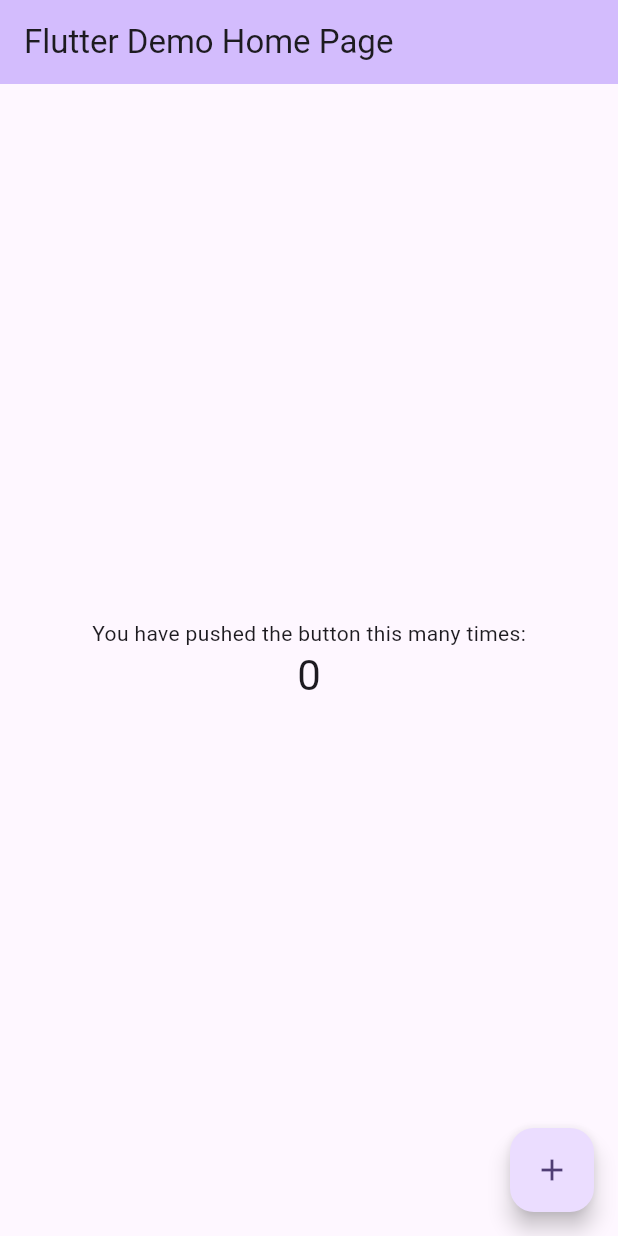
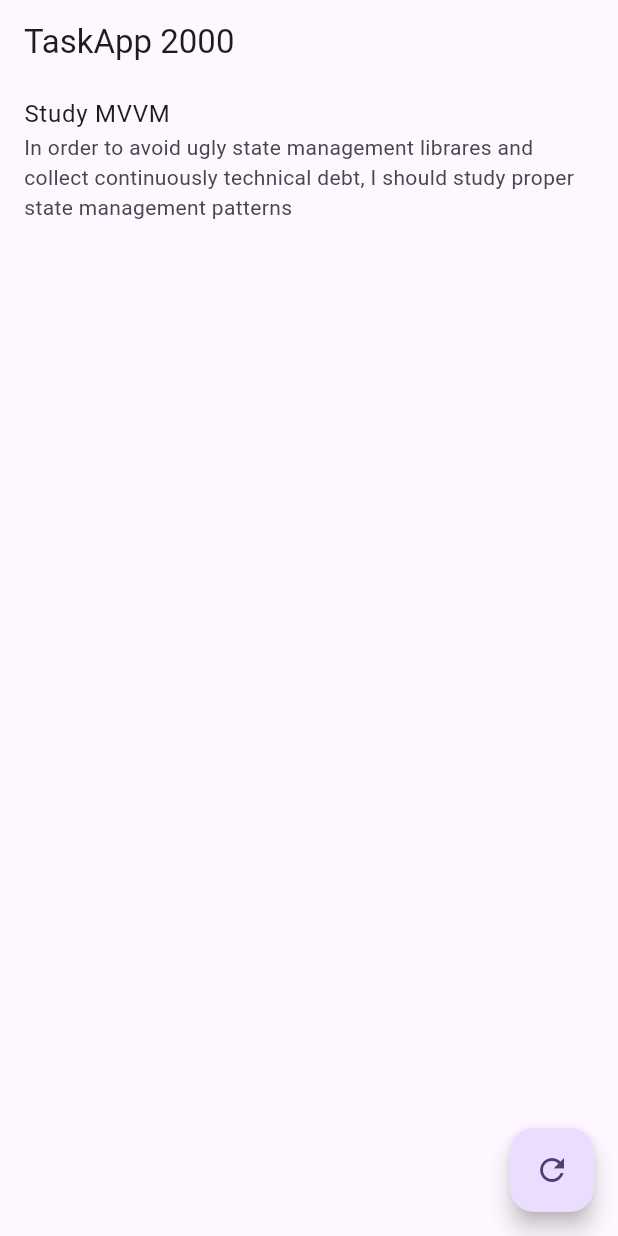
Before and after one commit to anorld-droid/pure_mvvm, a Flutter app: the screen it shows after launch, on a phone screen of 412 x 824 dp. Run offline on Flutter 3.47's test engine with Material 2 defaults, Android fonts, the phone set to English and light mode, and no system bars.

Commit message:
Built the UI and TaskViewModel and Events.

```diff
--- a/lib/main.dart
+++ b/lib/main.dart
@@ -1,4 +1,5 @@
 import 'package:flutter/material.dart';
+import 'package:pure_mvvm/task/ui.dart';
 
 void main() {
   runApp(const MyApp());
@@ -11,115 +12,11 @@ class MyApp extends StatelessWidget {
   @override
   Widget build(BuildContext context) {
     return MaterialApp(
-      title: 'Flutter Demo',
       theme: ThemeData(
-        // This is the theme of your application.
-        //
-        // TRY THIS: Try running your application with "flutter run". You'll see
-        // the application has a blue toolbar. Then, without quitting the app,
-        // try changing the seedColor in the colorScheme below to Colors.green
-        // and then invoke "hot reload" (save your changes or press the "hot
-        // reload" button in a Flutter-supported IDE, or press "r" if you used
-        // the command line to start the app).
-        //
-        // Notice that the counter didn't reset back to zero; the application
-        // state is not lost during the reload. To reset the state, use hot
-        // restart instead.
-        //
-        // This works for code too, not just values: Most code changes can be
-        // tested with just a hot reload.
         colorScheme: ColorScheme.fromSeed(seedColor: Colors.deepPurple),
         useMaterial3: true,
       ),
-      home: const MyHomePage(title: 'Flutter Demo Home Page'),
+      home: const TaskWidget(),
     );
   }
 }
-
-class MyHomePage extends StatefulWidget {
-  const MyHomePage({super.key, required this.title});
-
-  // This widget is the home page of your application. It is stateful, meaning
-  // that it has a State object (defined below) that contains fields that affect
-  // how it looks.
-
-  // This class is the configuration for the state. It holds the values (in this
-  // case the title) provided by the parent (in this case the App widget) and
-  // used by the build method of the State. Fields in a Widget subclass are
-  // always marked "final".
-
-  final String title;
-
-  @override
-  State<MyHomePage> createState() => _MyHomePageState();
-}
-
-class _MyHomePageState extends State<MyHomePage> {
-  int _counter = 0;
-
-  void _incrementCounter() {
-    setState(() {
-      // This call to setState tells the Flutter framework that something has
-      // changed in this State, which causes it to rerun the build method below
-      // so that the display can reflect the updated values. If we changed
-      // _counter without calling setState(), then the build method would not be
-      // called again, and so nothing would appear to happen.
-      _counter++;
-    });
-  }
-
-  @override
-  Widget build(BuildContext context) {
-    // This method is rerun every time setState is called, for instance as done
-    // by the _incrementCounter method above.
-    //
-    // The Flutter framework has been optimized to make rerunning build methods
-    // fast, so that you can just rebuild anything that needs updating rather
-    // than having to individually change instances of widgets.
-    return Scaffold(
-      appBar: AppBar(
-        // TRY THIS: Try changing the color here to a specific color (to
-        // Colors.amber, perhaps?) and trigger a hot reload to see the AppBar
-        // change color while the other colors stay the same.
-        backgroundColor: Theme.of(context).colorScheme.inversePrimary,
-        // Here we take the value from the MyHomePage object that was created by
-        // the App.build method, and use it to set our appbar title.
-        title: Text(widget.title),
-      ),
-      body: Center(
-        // Center is a layout widget. It takes a single child and positions it
-        // in the middle of the parent.
-        child: Column(
-          // Column is also a layout widget. It takes a list of children and
-          // arranges them vertically. By default, it sizes itself to fit its
-          // children horizontally, and tries to be as tall as its parent.
-          //
-          // Column has various properties to control how it sizes itself and
-          // how it positions its children. Here we use mainAxisAlignment to
-          // center the children vertically; the main axis here is the vertical
-          // axis because Columns are vertical (the cross axis would be
-          // horizontal).
-          //
-          // TRY THIS: Invoke "debug painting" (choose the "Toggle Debug Paint"
-          // action in the IDE, or press "p" in the console), to see the
-          // wireframe for each widget.
-          mainAxisAlignment: MainAxisAlignment.center,
-          children: <Widget>[
-            const Text(
-              'You have pushed the button this many times:',
-            ),
-            Text(
-              '$_counter',
-              style: Theme.of(context).textTheme.headlineMedium,
-            ),
-          ],
-        ),
-      ),
-      floatingActionButton: FloatingActionButton(
-        onPressed: _incrementCounter,
-        tooltip: 'Increment',
-        child: const Icon(Icons.add),
-      ), // This trailing comma makes auto-formatting nicer for build methods.
-    );
-  }
-}
--- a/lib/task/model.dart
+++ b/lib/task/model.dart
@@ -0,0 +1,8 @@
+class Task {
+  int id;
+  String title;
+  String description;
+  bool done;
+
+  Task(this.id, this.title, this.description, this.done);
+}
--- a/lib/task/repository.dart
+++ b/lib/task/repository.dart
@@ -0,0 +1,41 @@
+import 'package:pure_mvvm/task/model.dart';
+
+class TaskRepository {
+  //Private Constructor
+  TaskRepository._private();
+
+  //Singleton instance
+  static final TaskRepository _instance = TaskRepository._private();
+
+  //Factory constructor to return the instance
+  factory TaskRepository() {
+    return _instance;
+  }
+
+  final List<Task> _taskList = [
+    Task(
+        0,
+        "Study MVVM",
+        "In order to avoid ugly state management librares and collect continuously technical debt, I should study proper state management patterns",
+        false),
+  ];
+
+  void addTask(Task task) {
+    task.id = _taskList.length;
+    _taskList.add(task);
+  }
+
+  void removeTask(Task task) {
+    _taskList.remove(task);
+  }
+
+  void updateTask(Task task) {
+    _taskList[_taskList.indexWhere((element) => element.id == task.id)] = task;
+  }
+
+  Future<List<Task>> loadTasks() async {
+    // Simulate a http request
+    await Future.delayed(const Duration(seconds: 2));
+    return Future.value(_taskList);
+  }
+}
--- a/lib/task/ui.dart
+++ b/lib/task/ui.dart
@@ -0,0 +1,80 @@
+import 'package:flutter/material.dart';
+import 'package:pure_mvvm/mvvm/observer.dart';
+import 'package:pure_mvvm/task/model.dart';
+import 'package:pure_mvvm/task/repository.dart';
+import 'package:pure_mvvm/task/viewmodel.dart';
+
+class TaskWidget extends StatefulWidget {
+  const TaskWidget({super.key});
+
+  @override
+  State<StatefulWidget> createState() {
+    return _TaskWidgetState();
+  }
+}
+
+class _TaskWidgetState extends State<TaskWidget> implements EventObserver {
+// Consider making TaskRepository() a singleton by using a factory: Done!
+  final TaskViewModel _viewModel = TaskViewModel(TaskRepository());
+  bool _isLoading = false;
+  List<Task> _tasks = [];
+
+  @override
+  void initState() {
+    super.initState();
+    _viewModel.subscribe(this);
+  }
+
+  @override
+  void dispose() {
+    super.dispose();
+    _viewModel.unsubscribe(this);
+  }
+
+  @override
+  Widget build(BuildContext context) {
+    return Scaffold(
+      appBar: AppBar(
+        title: const Text("TaskApp 2000"),
+      ),
+      floatingActionButton: FloatingActionButton(
+        onPressed: () {
+          _viewModel.loadTasks();
+        },
+        child: const Icon(
+          Icons.refresh,
+        ),
+      ),
+      body: _isLoading
+          ? const Center(
+              child: CircularProgressIndicator(),
+            )
+          : ListView.builder(
+              itemCount: _tasks.length,
+              itemBuilder: (context, index) {
+                return ListTile(
+                  title: Text(
+                    _tasks[index].title,
+                  ),
+                  subtitle: Text(
+                    _tasks[index].description,
+                  ),
+                );
+              },
+            ),
+    );
+  }
+
+  @override
+  void notify(ViewEvent event) {
+    if (event is LoadingEvent) {
+      setState(() {
+        _isLoading = event.isLoading;
+      });
+    } else if (event is TasksLoadedEvent) {
+      setState(() {
+        _tasks = event.tasks;
+      });
+    }
+  }
+}
--- a/lib/task/viewmodel.dart
+++ b/lib/task/viewmodel.dart
@@ -0,0 +1,49 @@
+import 'dart:math';
+
+import 'package:pure_mvvm/mvvm/observer.dart';
+import 'package:pure_mvvm/mvvm/viewmodel.dart';
+import 'package:pure_mvvm/task/model.dart';
+import 'package:pure_mvvm/task/repository.dart';
+
+class TaskViewModel extends EventViewModel {
+  final TaskRepository _repository;
+
+  TaskViewModel(this._repository) {
+    loadTasks();
+  }
+
+  void loadTasks() {
+    notify(LoadingEvent(isLoading: true));
+    _repository.loadTasks().then((value) {
+      notify(TasksLoadedEvent(tasks: value));
+      notify(LoadingEvent(isLoading: false));
+    });
+  }
+
+  void createTask(String title, String description) {
+    notify(LoadingEvent(isLoading: true));
+    // ... code to create the task
+    notify(TaskCreatedEvent(
+        Task(Random().nextInt(100), title, description, false)));
+    notify(LoadingEvent(isLoading: false));
+  }
+}
+
+class LoadingEvent extends ViewEvent {
+  bool isLoading;
+
+  LoadingEvent({required this.isLoading}) : super("LoadingEvent");
+}
+
+class TasksLoadedEvent extends ViewEvent {
+  final List<Task> tasks;
+
+  TasksLoadedEvent({required this.tasks}) : super("TasksLoadedEvent");
+}
+
+// should be emitted when
+class TaskCreatedEvent extends ViewEvent {
+  final Task task;
+
+  TaskCreatedEvent(this.task) : super("TaskCreatedEvent");
+}
```
